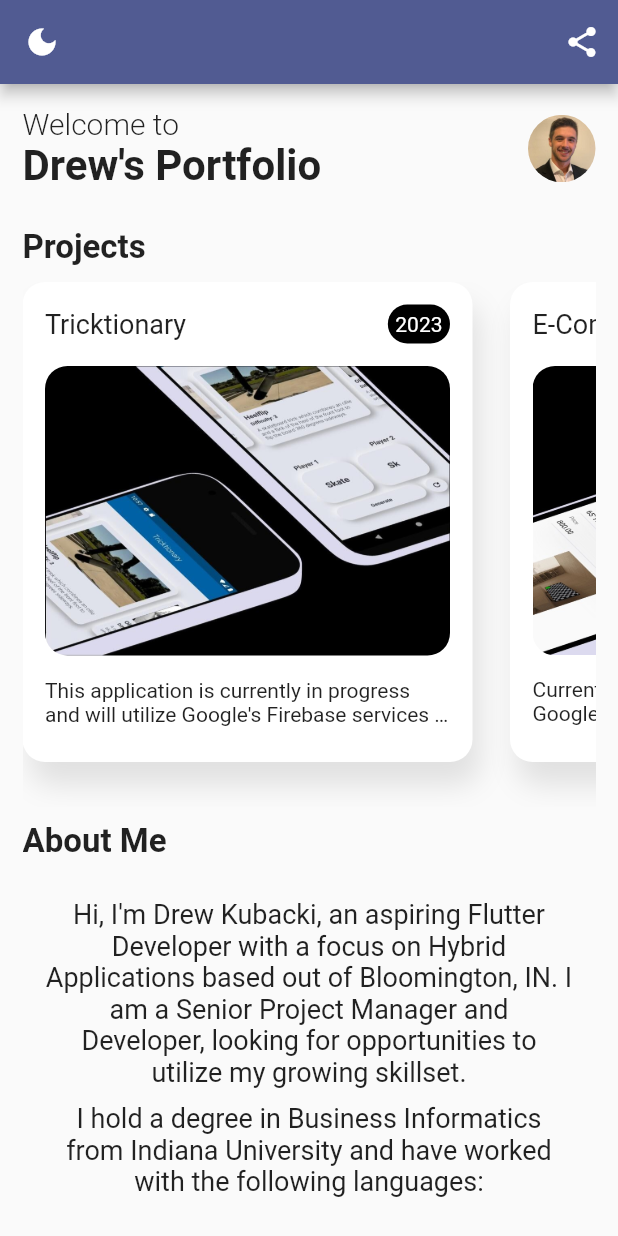
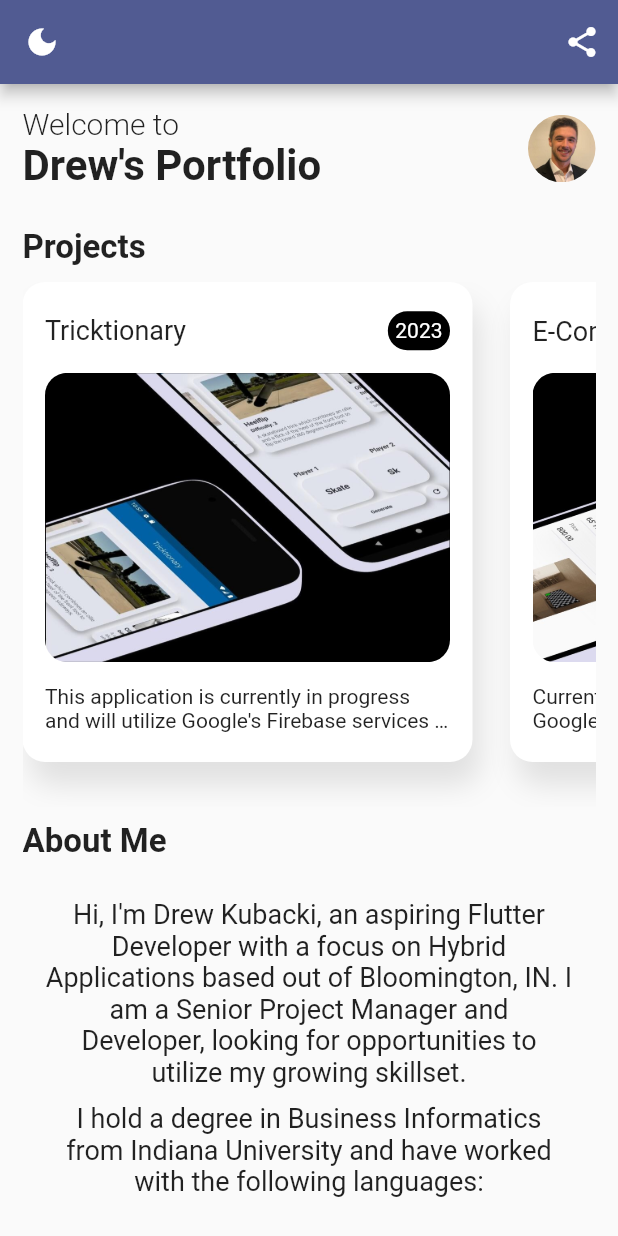
Before and after one commit to drewkubacki/my_portfolio, a Flutter app: the screen it shows after launch, on a phone screen of 412 x 824 dp. Run offline on Flutter 3.47's test engine with Material 2 defaults, Android fonts, the phone set to English and light mode, and no system bars; our stand-ins replace share_plus.

Commit message:
Fixed the layout of the Project Cards and centered the content

```diff
--- a/lib/pages/home/home_page.dart
+++ b/lib/pages/home/home_page.dart
@@ -35,8 +35,6 @@ class HomePage extends StatelessWidget {
             physics: const NeverScrollableScrollPhysics(),
             gridDelegate: const SliverGridDelegateWithFixedCrossAxisCount(
               crossAxisCount: 3,
-              crossAxisSpacing: 5.0,
-              mainAxisSpacing: 5.0,
             ),
             itemCount: projects.length,
             itemBuilder: ((context, index) {
--- a/lib/widgets/Cards/project_card.dart
+++ b/lib/widgets/Cards/project_card.dart
@@ -20,7 +20,7 @@ class ProjectCard extends StatelessWidget {
       child: Container(
         width: 300,
         margin: const EdgeInsets.only(right: 25.0, bottom: 30.0),
-        padding: const EdgeInsets.only(top: 15.0, left: 15.0, right: 15.0),
+        padding: const EdgeInsets.only(top: 0.0, left: 15.0, right: 15.0),
         decoration: BoxDecoration(
             color: Theme.of(context).cardColor,
             borderRadius: BorderRadius.circular(15.0),
@@ -32,7 +32,8 @@ class ProjectCard extends StatelessWidget {
               )
             ]),
         child: Column(
-          crossAxisAlignment: CrossAxisAlignment.start,
+          crossAxisAlignment: CrossAxisAlignment.center,
+          mainAxisAlignment: MainAxisAlignment.center,
           children: [
             Row(
               mainAxisAlignment: MainAxisAlignment.spaceBetween,
```
Also changed, not shown: 1 other file.
